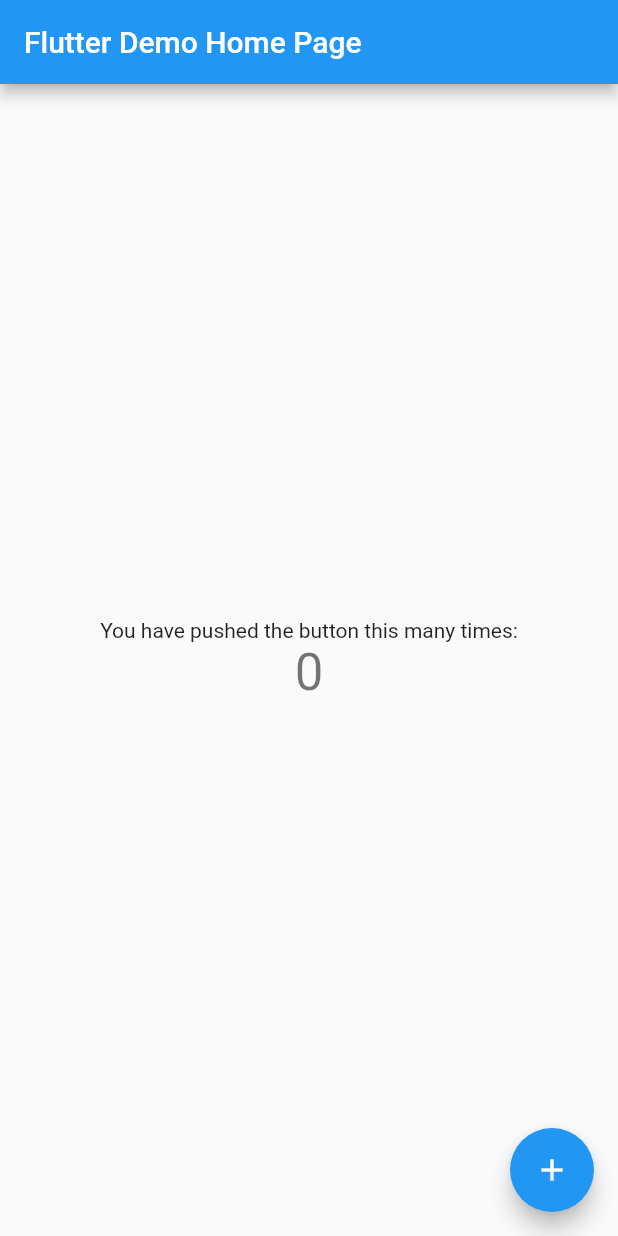
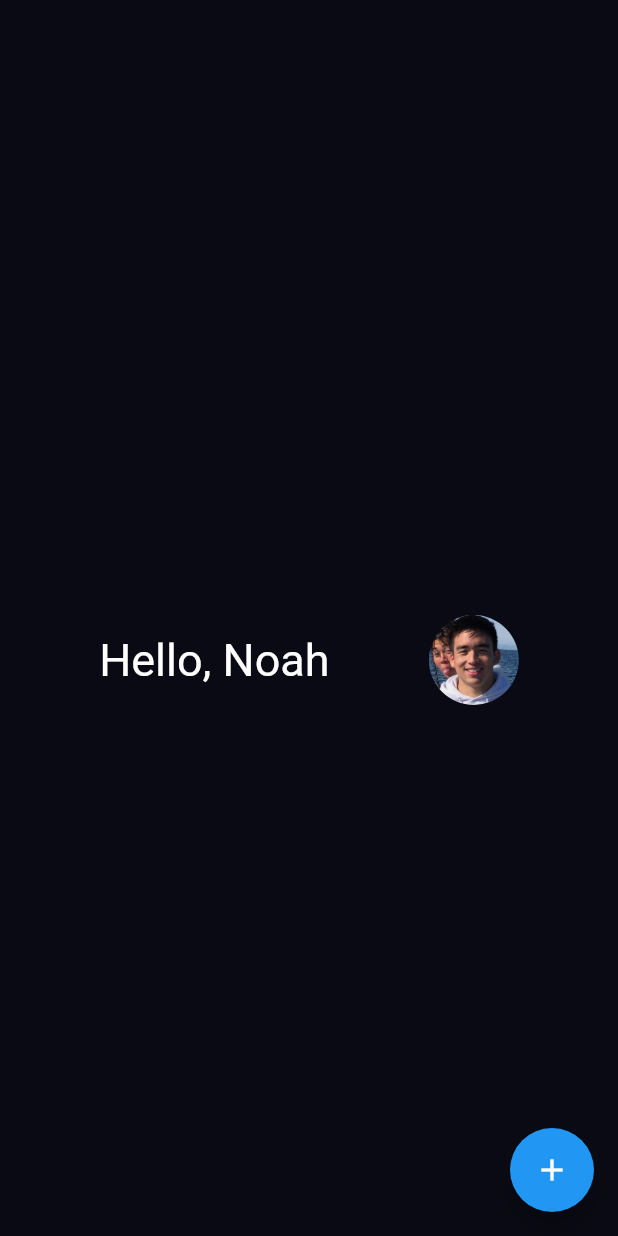
Before and after one commit to noah415/workout, a Flutter app: the screen it shows after launch, on a phone screen of 412 x 824 dp. Run offline on Flutter 3.47's test engine with Material 2 defaults, Android fonts, the light colour scheme and no system bars.

Commit message:
Created a few components

```diff
--- a/lib/main.dart
+++ b/lib/main.dart
@@ -1,4 +1,7 @@
 import 'package:flutter/material.dart';
+import 'package:flutter/services.dart';
+import 'package:workout/view/widgets/profile_circle.dart';
+import 'package:workout/view/widgets/profile_name_row.dart';
 
 void main() {
   runApp(const MyApp());
@@ -25,6 +28,7 @@
         primarySwatch: Colors.blue,
       ),
       home: const MyHomePage(title: 'Flutter Demo Home Page'),
+      debugShowCheckedModeBanner: false,
     );
   }
 }
@@ -71,10 +75,11 @@
     // than having to individually change instances of widgets.
     return Scaffold(
       appBar: AppBar(
-        // Here we take the value from the MyHomePage object that was created by
-        // the App.build method, and use it to set our appbar title.
-        title: Text(widget.title),
+        backgroundColor: const Color.fromRGBO(10, 10, 20, 1.0),
+        elevation: 0,
+        systemOverlayStyle: SystemUiOverlayStyle.light,
       ),
+      backgroundColor: const Color.fromRGBO(10, 10, 20, 1.0),
       body: Center(
         // Center is a layout widget. It takes a single child and positions it
         // in the middle of the parent.
@@ -94,14 +99,8 @@
           // axis because Columns are vertical (the cross axis would be
           // horizontal).
           mainAxisAlignment: MainAxisAlignment.center,
-          children: <Widget>[
-            const Text(
-              'You have pushed the button this many times:',
-            ),
-            Text(
-              '$_counter',
-              style: Theme.of(context).textTheme.headline4,
-            ),
+          children: const <Widget>[
+            ProfileNameCircle(name: 'Noah'),
           ],
         ),
       ),
--- /dev/null
+++ b/lib/view/Styles/text_styles.dart
@@ -0,0 +1,6 @@
+import 'package:flutter/material.dart';
+
+const title1 = TextStyle(
+  color: Colors.white,
+  fontSize: 30,
+);
--- /dev/null
+++ b/lib/view/widgets/profile_circle.dart
@@ -0,0 +1,23 @@
+import 'package:flutter/material.dart';
+
+class ProfileCircle extends StatelessWidget {
+  const ProfileCircle({
+    Key? key,
+    required this.radius,
+  }) : super(key: key);
+
+  final double radius;
+
+  @override
+  Widget build(BuildContext context) {
+    return ClipRRect(
+      borderRadius: BorderRadius.circular(radius),
+      child: Image.asset(
+        'assets/images/me_and_gary.jpeg',
+        width: radius * 2,
+        height: radius * 2,
+        fit: BoxFit.fill,
+      ),
+    );
+  }
+}
--- /dev/null
+++ b/lib/view/widgets/profile_name_row.dart
@@ -0,0 +1,26 @@
+import 'package:flutter/material.dart';
+import 'package:workout/view/Styles/text_styles.dart';
+import 'package:workout/view/widgets/profile_circle.dart';
+
+class ProfileNameCircle extends StatelessWidget {
+  const ProfileNameCircle({
+    Key? key,
+    required this.name,
+  }) : super(key: key);
+
+  final String name;
+
+  @override
+  Widget build(BuildContext context) {
+    return Row(
+      mainAxisAlignment: MainAxisAlignment.spaceEvenly,
+      children: [
+        Text(
+          'Hello, ' + name,
+          style: title1
+        ),
+        const ProfileCircle(radius: 30),
+      ],
+    );
+  }
+}
--- a/pubspec.yaml
+++ b/pubspec.yaml
@@ -58,7 +58,8 @@
   uses-material-design: true
 
   # To add assets to your application, add an assets section, like this:
-  # assets:
+  assets:
+    - assets/images/me_and_gary.jpeg
   #   - images/a_dot_burr.jpeg
   #   - images/a_dot_ham.jpeg
 
```
Also changed, not shown: assets/images/me_and_gary.jpeg (added).
